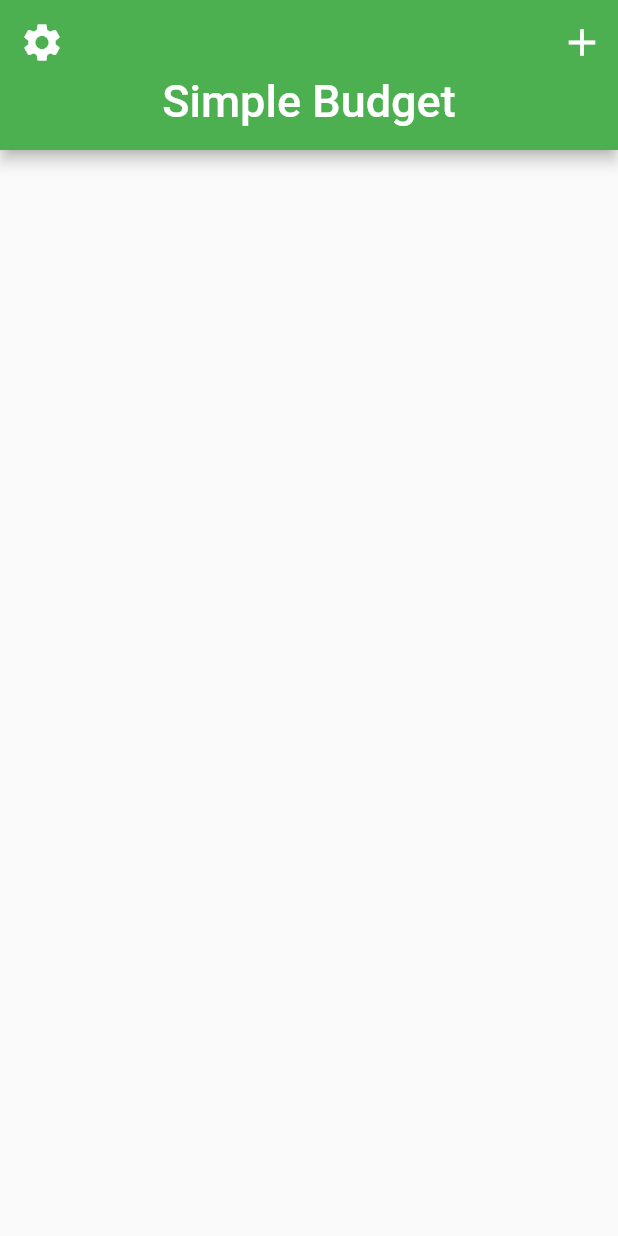
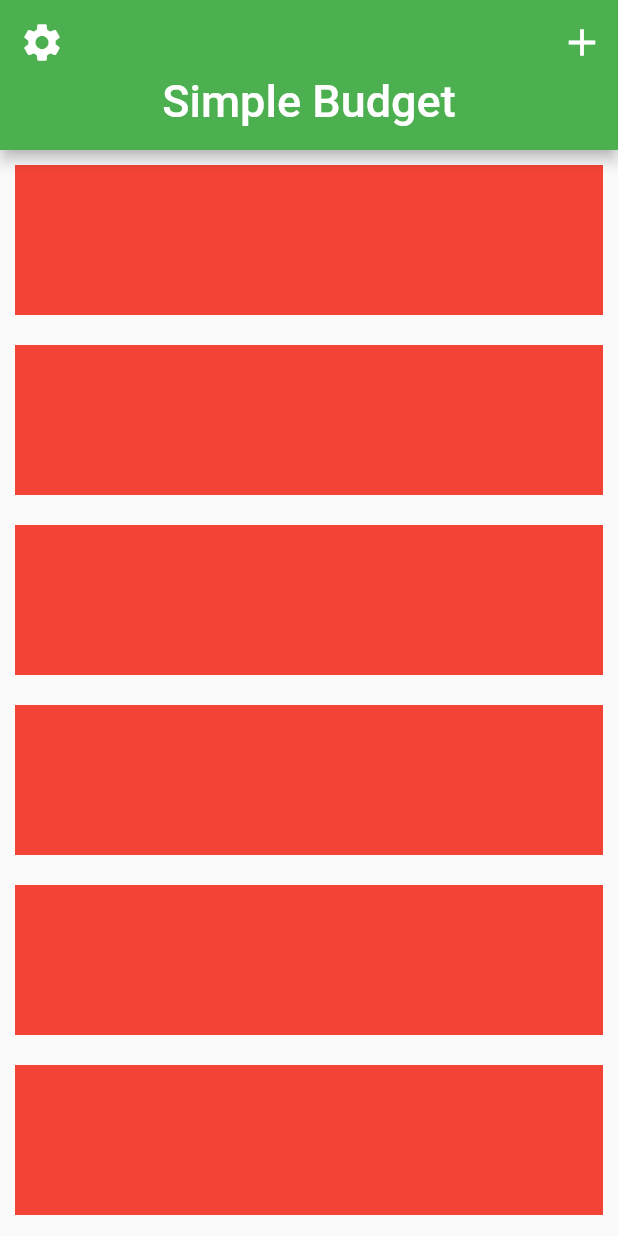
Before and after one commit to PauloSTDev/budget_UI, a Flutter app: the screen it shows after launch, on a phone screen of 412 x 824 dp. Run offline on Flutter 3.47's test engine with Material 2 defaults, Android fonts, the phone set to English and light mode, and no system bars.

```diff
--- a/lib/screens/home_screen.dart
+++ b/lib/screens/home_screen.dart
@@ -13,7 +13,8 @@ class _HomeScreenState extends State<HomeScreen> {
         slivers: [
           SliverAppBar(
             forceElevated: true,
-            floating: true,
+            //floating: true,
+            pinned: true,
             expandedHeight: 100.0,
             leading: IconButton(
               icon: Icon(Icons.settings),
@@ -32,7 +33,19 @@ class _HomeScreenState extends State<HomeScreen> {
                 iconSize: 30.0,
               ),
             ],
-          )
+          ),
+          SliverList(
+            delegate: SliverChildBuilderDelegate(
+              (BuildContext context, int index) {
+                return Container(
+                  margin: EdgeInsets.all(10.0),
+                  height: 100.0,
+                  color: Colors.red,
+                );
+              },
+              childCount: 10,
+            ),
+          ),
         ],
       ),
     );
```
